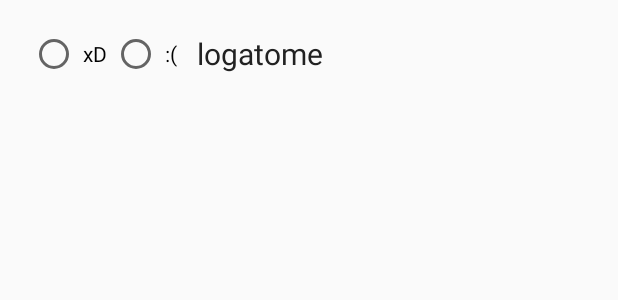
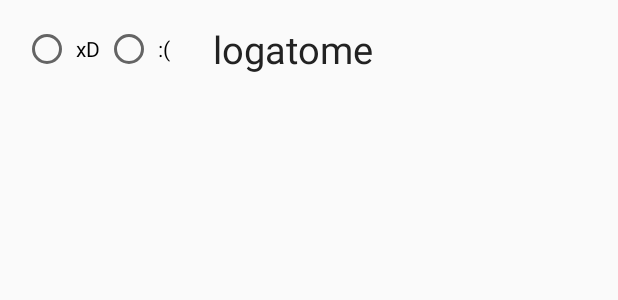
Before and after one commit to SantaHey/asilupe, an Android app: the layout adapter_logatome.xml on its own in the app's theme, with its tools: preview values and no code run, on a phone screen of 412 x 824 dp. Shown: the top 300 px of the screen. Run offline under Robolectric (Android 15) with nearby library versions, the phone set to English and light mode, and no system bars.

Commit message:
Génération apk

```diff
--- a/logatome_v1/app/src/main/java/lol/cpov/logatome/MainActivity.java
+++ b/logatome_v1/app/src/main/java/lol/cpov/logatome/MainActivity.java
@@ -27,15 +27,15 @@ public class MainActivity extends AppCompatActivity {
         logatomeListView = findViewById(R.id.logatome_list_view);
 
         logatomeItemList = new ArrayList<>();
-
-        genererMots();
-
         button.setOnClickListener(new View.OnClickListener() {
             @Override
             public void onClick(View view) {
                 genererMots();
             }
         });
+
+
+        genererMots();
     }
 
     public void testRadios() {
--- a/logatome_v1/app/src/main/res/layout/activity_main.xml
+++ b/logatome_v1/app/src/main/res/layout/activity_main.xml
@@ -8,10 +8,10 @@
     tools:context=".MainActivity">
 
     <ListView
-        android:layout_marginTop="@dimen/padding_ligne"
         android:id="@+id/logatome_list_view"
         android:layout_width="match_parent"
         android:layout_height="290dp"
+        android:layout_marginTop="50dp"
         android:divider="@null">
 
     </ListView>
--- a/logatome_v1/app/src/main/res/layout/adapter_logatome.xml
+++ b/logatome_v1/app/src/main/res/layout/adapter_logatome.xml
@@ -32,7 +32,7 @@
         android:paddingHorizontal="@dimen/padding_mot"
         android:gravity="fill"
         android:textColor="@color/colorGreyDark"
-        android:textSize="20dp"
+        android:textSize="25sp"
         android:text="@string/mot_message" />
 
 </LinearLayout>
--- a/logatome_v1/app/src/main/res/values/dimens.xml
+++ b/logatome_v1/app/src/main/res/values/dimens.xml
@@ -1,7 +1,7 @@
 <?xml version="1.0" encoding="utf-8"?>
 <resources>
     <dimen name="hauteur">100dp</dimen>
-    <dimen name="padding_ligne">20dp</dimen>
+    <dimen name="padding_ligne">15dp</dimen>
     <dimen name="padding_radio">3dp</dimen>
-    <dimen name="padding_mot">10dp</dimen>
+    <dimen name="padding_mot">25dp</dimen>
 </resources>
```
